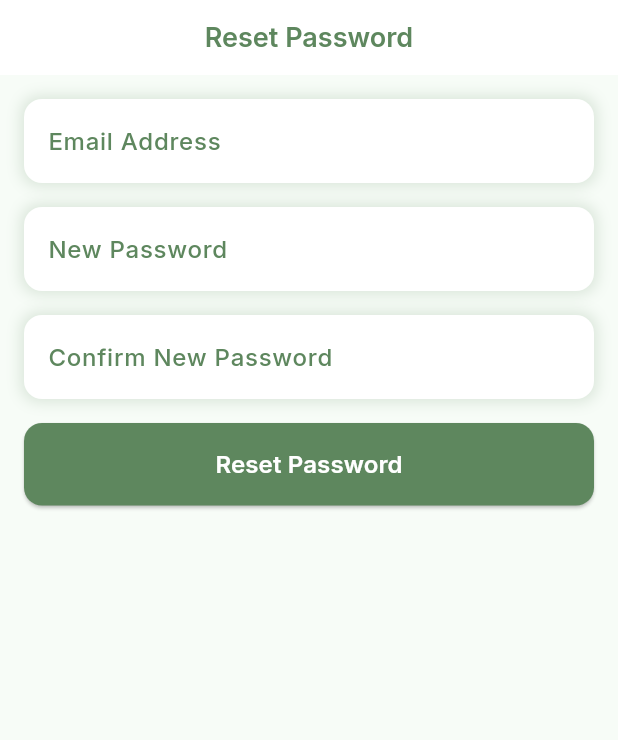
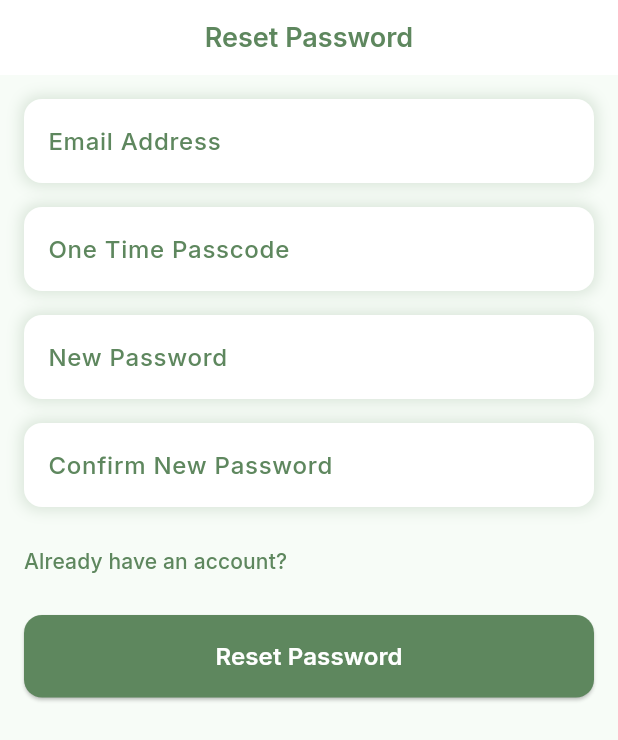
Before and after one commit to kiannaquines/tmds, a Flutter app: the ResetScreen screen opened directly with empty values, on a phone screen of 412 x 824 dp. Shown: the top 740 px of the screen. Run offline on Flutter 3.47's test engine with Material 3 defaults, Android fonts, the phone set to English and light mode, and no system bars; our stand-ins replace google_fonts, lucide_icons_flutter, shared_preferences; accounts and stored records are empty; network calls fail.

Commit message:
Refactor authentication flow: add AuthGate widget, update reset password logic, and ignore specific analyzer errors.
Instead of token revise the system into OTP base reset password.

```diff
--- a/analysis_options.yaml
+++ b/analysis_options.yaml
@@ -7,6 +7,9 @@
 
 # The following line activates a set of recommended lints for Flutter apps,
 # packages, and plugins designed to encourage good coding practices.
+analyzer:
+  errors:
+    use_build_context_synchronously: ignore
 include: package:flutter_lints/flutter.yaml
 
 linter:
--- a/lib/components/widgets.dart
+++ b/lib/components/widgets.dart
@@ -7,6 +7,7 @@ Widget buildTextField(
   TextEditingController controller, {
   bool isPassword = false,
   bool readOnly = false,
+  bool isNumeric = false,
 }) {
   return Container(
     padding: EdgeInsets.symmetric(horizontal: 16, vertical: 16),
@@ -22,6 +23,7 @@ Widget buildTextField(
       ],
     ),
     child: TextField(
+      keyboardType: isNumeric ? TextInputType.phone : TextInputType.text,
       readOnly: readOnly,
       cursorColor: Color(0xFF5E875E),
       controller: controller,
--- a/lib/screens/reset.dart
+++ b/lib/screens/reset.dart
@@ -1,14 +1,15 @@
 import 'dart:convert';
 import 'package:flutter/material.dart';
+import 'package:google_fonts/google_fonts.dart';
 import 'package:tdms_faculty/components/widgets.dart';
 import 'package:tdms_faculty/components/my_appbar.dart';
 import 'package:tdms_faculty/constants.dart';
 import 'package:http/http.dart' as http;
+import 'package:tdms_faculty/screens/signin.dart';
 
 class ResetScreen extends StatefulWidget {
   final String email;
-  final String token;
-  const ResetScreen({super.key, required this.email, required this.token});
+  const ResetScreen({super.key, required this.email});
 
   @override
   State<ResetScreen> createState() => _ResetScreenState();
@@ -17,6 +18,7 @@ class ResetScreen extends StatefulWidget {
 class _ResetScreenState extends State<ResetScreen> {
   final _passwordController = TextEditingController();
   final _passwordConfirmController = TextEditingController();
+  final _otpController = TextEditingController();
   final _emailController = TextEditingController();
   final _tokenController = TextEditingController();
 
@@ -26,7 +28,6 @@ class _ResetScreenState extends State<ResetScreen> {
   void initState() {
     super.initState();
     _emailController.text = widget.email;
-    _tokenController.text = widget.token;
   }
 
   @override
@@ -40,8 +41,15 @@ class _ResetScreenState extends State<ResetScreen> {
 
   Future<void> resetPassword() async {
     if (_passwordController.text.trim().isEmpty ||
-        _passwordConfirmController.text.trim().isEmpty) {
+        _passwordConfirmController.text.trim().isEmpty ||
+        _otpController.text.trim().isEmpty) {
       showMessageSnackbar(context, 'Please fill in all fields', isError: true);
+      return;
+    }
+
+    if (_passwordController.text.trim() !=
+        _passwordConfirmController.text.trim()) {
+      showMessageSnackbar(context, 'Passwords do not match', isError: true);
       return;
     }
 
@@ -58,9 +66,9 @@ class _ResetScreenState extends State<ResetScreen> {
     final email = _emailController.text.trim();
     final password = _passwordController.text.trim();
     final passwordConfirmation = _passwordConfirmController.text.trim();
-    final token = _tokenController.text.trim();
+    final otp = _otpController.text.trim();
 
-    final url = Uri.parse('$apiUrl/forgot');
+    final url = Uri.parse('$apiUrl/reset');
     final headers = {
       'Accept': 'application/json',
       'Content-Type': 'application/json',
@@ -68,7 +76,7 @@ class _ResetScreenState extends State<ResetScreen> {
 
     final body = jsonEncode({
       "email": email,
-      "token": token,
+      "otp": otp,
       "password": password,
       "password_confirmation": passwordConfirmation,
     });
@@ -127,6 +135,13 @@ class _ResetScreenState extends State<ResetScreen> {
             ),
             const SizedBox(height: 16),
             buildTextField(
+              'One Time Passcode',
+              _otpController,
+              isPassword: true,
+              isNumeric: true,
+            ),
+            const SizedBox(height: 16),
+            buildTextField(
               'New Password',
               _passwordController,
               isPassword: true,
@@ -137,10 +152,35 @@ class _ResetScreenState extends State<ResetScreen> {
               _passwordConfirmController,
               isPassword: true,
             ),
+            SizedBox(height: 16),
+            Align(
+              alignment: Alignment.centerLeft,
+              child: TextButton(
+                onPressed: () {
+                  Navigator.of(context).pushReplacement(
+                    MaterialPageRoute(builder: (context) => SignInScreen()),
+                  );
+                },
+                style: TextButton.styleFrom(
+                  padding: EdgeInsets.zero,
+                  shadowColor: Colors.white,
+                  enableFeedback: false,
+                  tapTargetSize: MaterialTapTargetSize.shrinkWrap,
+                  surfaceTintColor: Colors.transparent,
+                  foregroundColor: Colors.transparent,
+                ),
+                child: Text(
+                  'Already have an account?',
+                  style: GoogleFonts.inter(color: Color(0xFF5E875E)),
+                ),
+              ),
+            ),
             const SizedBox(height: 16),
             buildGreenButton(
               _isLoading ? 'Resetting...' : 'Reset Password',
-              () {},
+              () async {
+                await resetPassword();
+              },
             ),
           ],
         ),
--- a/pubspec.yaml
+++ b/pubspec.yaml
@@ -38,7 +38,6 @@ dependencies:
   lucide_icons_flutter: ^3.0.5
   http: ^1.4.0
   shared_preferences: ^2.5.3
-  app_links: ^6.4.0
 
 dev_dependencies:
   flutter_test:
```
Also changed, not shown: lib/auth_gate.dart (added, +47 -0 lines), lib/main.dart (+1 -118 lines), lib/screens/forgot.dart (+11 -4 lines), pubspec.lock, 6 other files.
